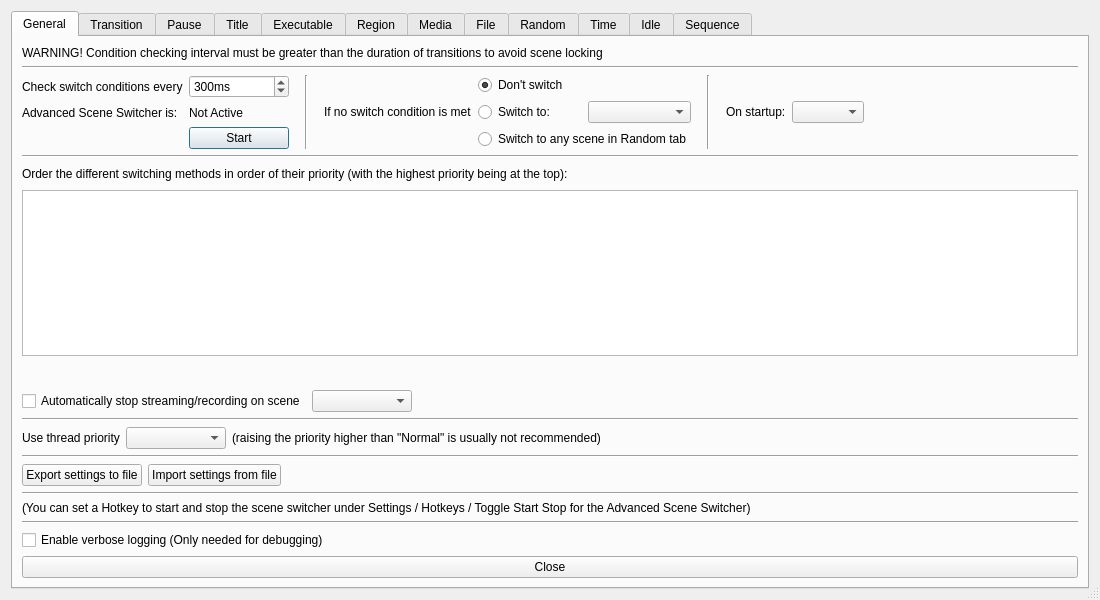
The window that forms/advanced-scene-switcher.ui (WarmUpTill/SceneSwitcher) describes before a commit, drawn with Qt 5.
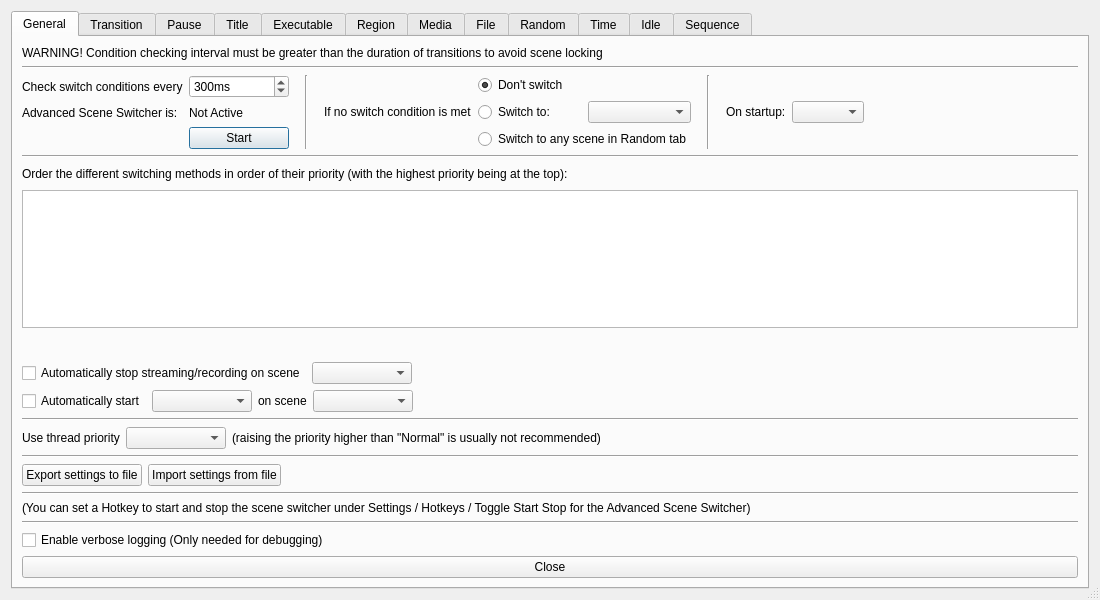
The same window after the commit. Icons and pictures are not drawn.

Commit message: add first draft of auto start of recording / streaming

Patch:
```diff
--- a/forms/advanced-scene-switcher.ui
+++ b/forms/advanced-scene-switcher.ui
@@ -438,6 +438,69 @@
          </item>
         </layout>
        </item>
+       <item>
+        <layout class="QHBoxLayout" name="horizontalLayout_50">
+         <item>
+          <widget class="QCheckBox" name="autoStartSceneCheckBox">
+           <property name="text">
+            <string>Automatically start</string>
+           </property>
+          </widget>
+         </item>
+         <item>
+          <widget class="QComboBox" name="autoStartType">
+           <property name="sizePolicy">
+            <sizepolicy hsizetype="Maximum" vsizetype="Fixed">
+             <horstretch>0</horstretch>
+             <verstretch>0</verstretch>
+            </sizepolicy>
+           </property>
+           <property name="minimumSize">
+            <size>
+             <width>100</width>
+             <height>0</height>
+            </size>
+           </property>
+          </widget>
+         </item>
+         <item>
+          <widget class="QLabel" name="label_65">
+           <property name="text">
+            <string>on scene</string>
+           </property>
+          </widget>
+         </item>
+         <item>
+          <widget class="QComboBox" name="autoStartScenes">
+           <property name="sizePolicy">
+            <sizepolicy hsizetype="Maximum" vsizetype="Fixed">
+             <horstretch>0</horstretch>
+             <verstretch>0</verstretch>
+            </sizepolicy>
+           </property>
+           <property name="minimumSize">
+            <size>
+             <width>100</width>
+             <height>0</height>
+            </size>
+           </property>
+          </widget>
+         </item>
+         <item>
+          <spacer name="horizontalSpacer_55">
+           <property name="orientation">
+            <enum>Qt::Horizontal</enum>
+           </property>
+           <property name="sizeHint" stdset="0">
+            <size>
+             <width>40</width>
+             <height>20</height>
+            </size>
+           </property>
+          </spacer>
+         </item>
+        </layout>
+       </item>
        <item>
         <widget class="Line" name="line_10">
          <property name="orientation">
```
The commit also changes 4 other files.
